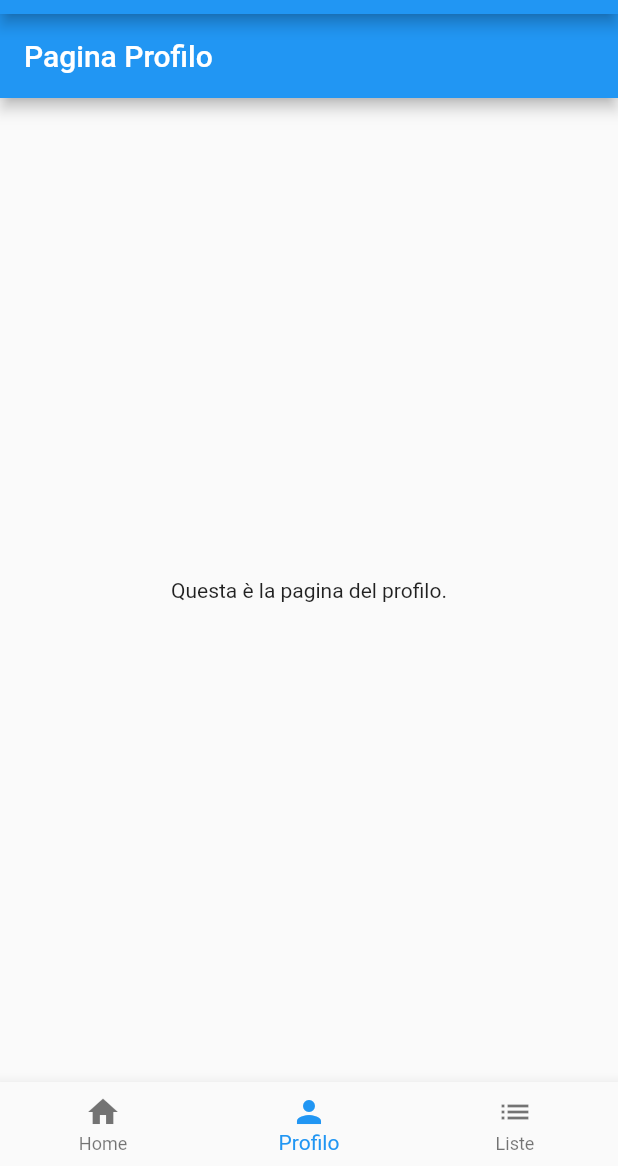
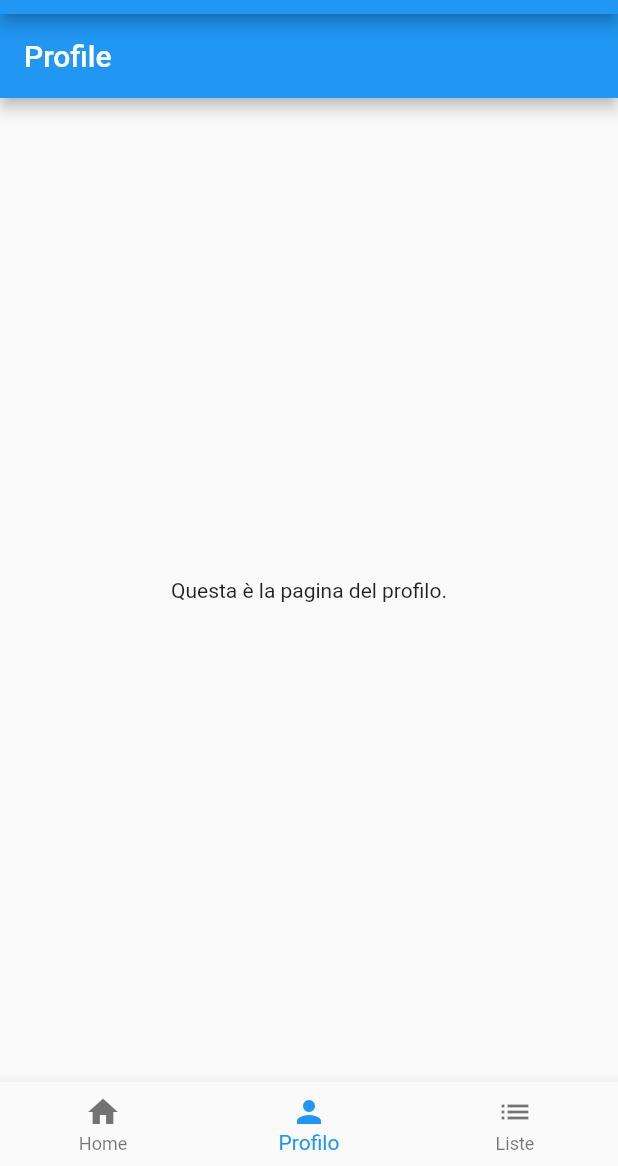
Before and after one commit to Davencode/testarchitecture, a Flutter app: the screen it shows after launch, item 2 of the bottom bar chosen, on a phone screen of 412 x 824 dp, the part 70-1236 px from its top. Run offline on Flutter 3.47's test engine with Material 2 defaults, Android fonts, the phone set to English and light mode, and no system bars.

Commit message:
[NEW Features]: 1) constants.dart for Strings added; 2) colors.dart for Colors added; 3) dimensions.dart for Dimensions added;

```diff
--- a/lib/screens/profileScreen.dart
+++ b/lib/screens/profileScreen.dart
@@ -1,4 +1,5 @@
 import 'package:flutter/material.dart';
+import 'package:testarchitecture/utils/constants.dart';
 
 class ProfileScreen extends StatelessWidget {
 
@@ -8,7 +9,7 @@ class ProfileScreen extends StatelessWidget {
   Widget build(BuildContext context) {
     return Scaffold(
       appBar: AppBar(
-        title: Text('Pagina Profilo'),
+        title: const Text(AppStrings.profile),
       ),
       body: Center(
         child: Text('Questa è la pagina del profilo.'),
--- /dev/null
+++ b/lib/theme/dimensions.dart
@@ -0,0 +1,5 @@
+class DimensionsItems {
+  static var heightMin = 20.0;
+  static var heightMed = 40.0;
+  static var heightMax = 60.0;
+}
--- a/lib/utils/constants.dart
+++ b/lib/utils/constants.dart
@@ -0,0 +1,6 @@
+class AppStrings {
+  static const String appTitle = "My Flutter App";
+  static const String welcomeMessage = "Welcome to my app!";
+  static const String profile = "Profile";
+  static const String lists = "Lists";
+}
```
Also changed, not shown: lib/theme/colors.dart (+8 -0 lines).
